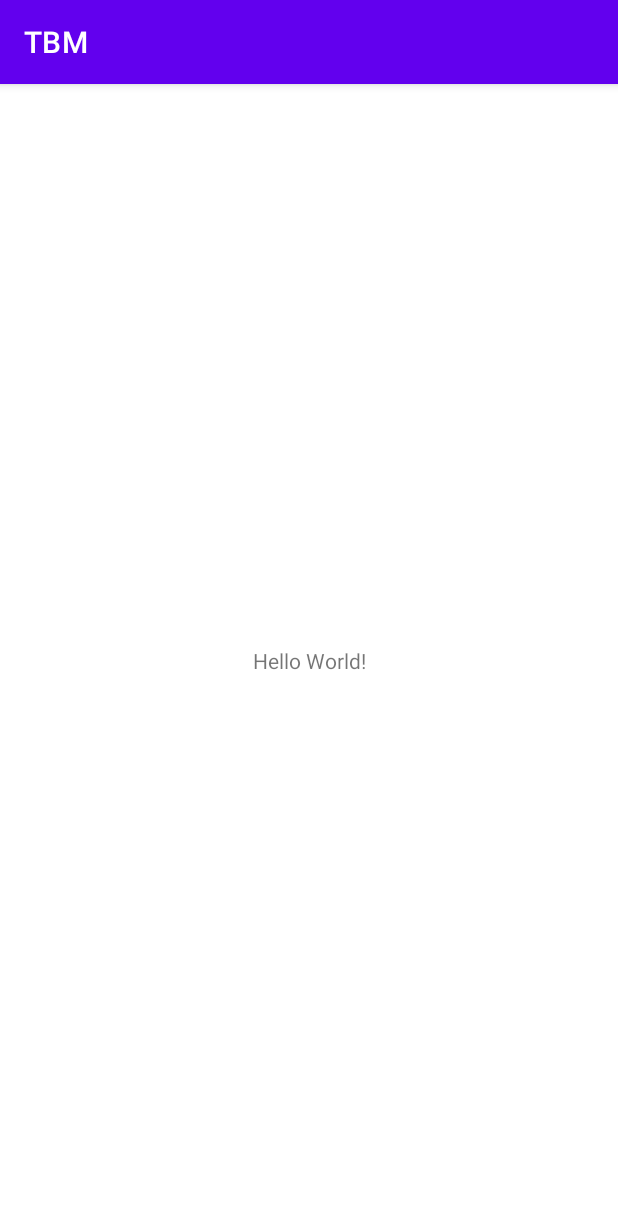
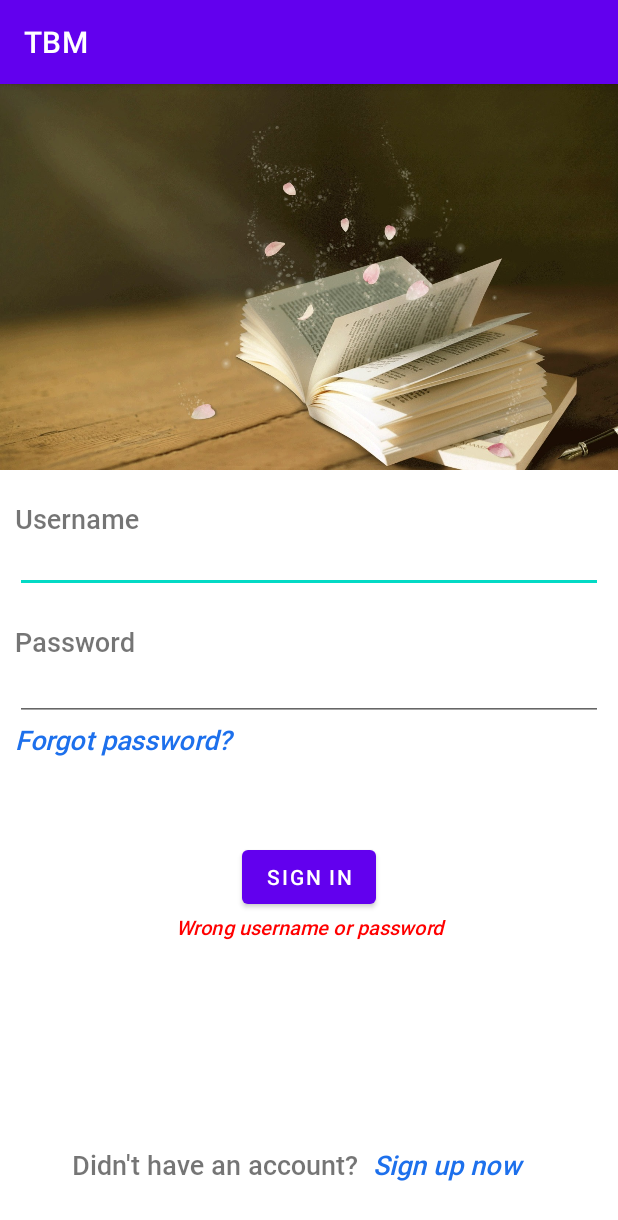
Before and after one commit to binhle3920/the-book-management, an Android app: the screen it shows after launch (MainActivity), on a phone screen of 412 x 824 dp. Shown: the top 1220 px of the screen. Run offline under Robolectric (Android 15) with nearby library versions, the phone set to English and light mode, and no system bars.

Commit message:
Add sign in UI

```diff
--- a/app/src/main/res/layout/activity_main.xml
+++ b/app/src/main/res/layout/activity_main.xml
@@ -6,13 +6,109 @@
     android:layout_height="match_parent"
     tools:context=".MainActivity">
 
-    <TextView
-        android:layout_width="wrap_content"
-        android:layout_height="wrap_content"
-        android:text="Hello World!"
-        app:layout_constraintBottom_toBottomOf="parent"
-        app:layout_constraintLeft_toLeftOf="parent"
-        app:layout_constraintRight_toRightOf="parent"
-        app:layout_constraintTop_toTopOf="parent" />
+    <LinearLayout
+        android:layout_width="match_parent"
+        android:layout_height="match_parent"
+        android:orientation="vertical">
 
+        <ImageView
+            android:layout_width="match_parent"
+            android:layout_height="wrap_content"
+            android:adjustViewBounds="true"
+            android:scaleType="centerCrop"
+            app:srcCompat="@drawable/book" />
+
+        <TextView
+            android:layout_width="wrap_content"
+            android:layout_height="20dp"
+            android:layout_marginLeft="10dp"
+            android:layout_marginTop="20dp"
+            android:fontFamily="@font/roboto_medium"
+            android:text="Username"
+            android:textSize="18sp" />
+
+        <EditText
+            android:id="@+id/inputUsername"
+            android:layout_width="match_parent"
+            android:layout_height="wrap_content"
+            android:fontFamily="@font/roboto_medium"
+            android:layout_marginLeft="10dp"
+            android:layout_marginRight="10dp"
+            android:includeFontPadding="false" />
+
+        <TextView
+            android:layout_width="wrap_content"
+            android:layout_height="20dp"
+            android:layout_marginLeft="10dp"
+            android:layout_marginTop="20dp"
+            android:fontFamily="@font/roboto_medium"
+            android:text="Password"
+            android:textSize="18sp" />
+
+        <EditText
+            android:layout_width="match_parent"
+            android:layout_height="wrap_content"
+            android:fontFamily="@font/roboto_medium"
+            android:layout_marginLeft="10dp"
+            android:layout_marginRight="10dp"
+            android:inputType="textPassword" />
+
+        <TextView
+            android:layout_width="match_parent"
+            android:layout_height="30dp"
+            android:layout_marginLeft="10dp"
+            android:layout_marginRight="10dp"
+            android:fontFamily="@font/roboto_medium"
+            android:text="Forgot password?"
+            android:textColor="#1D70EC"
+            android:textSize="18sp"
+            android:textStyle="italic" />
+
+        <Button
+            android:id="@+id/signInButton"
+            android:layout_width="wrap_content"
+            android:layout_height="wrap_content"
+            android:layout_gravity="center"
+            android:layout_marginTop="50dp"
+            android:text="Sign In" />
+
+        <TextView
+            android:layout_width="match_parent"
+            android:layout_height="20dp"
+            android:layout_gravity="center"
+            android:fontFamily="@font/roboto_medium"
+            android:text="Wrong username or password"
+            android:textStyle="italic"
+            android:textAlignment="center"
+            android:textColor="#FF0000"
+            android:textSize="13sp" />
+
+        <LinearLayout
+            android:layout_width="wrap_content"
+            android:layout_height="match_parent"
+            android:layout_gravity="center"
+            android:orientation="horizontal"
+            app:layout_constraintBottom_toBottomOf="parent"
+            android:layout_marginBottom="30dp">
+
+            <TextView
+                android:layout_width="wrap_content"
+                android:layout_height="30dp"
+                android:layout_gravity="bottom"
+                android:layout_marginRight="10dp"
+                android:fontFamily="@font/roboto_medium"
+                android:text="Didn't have an account?"
+                android:textSize="18sp" />
+
+            <TextView
+                android:layout_width="115dp"
+                android:layout_height="30dp"
+                android:layout_gravity="bottom"
+                android:fontFamily="@font/roboto_medium"
+                android:text="Sign up now"
+                android:textColor="#1D70EC"
+                android:textSize="18sp"
+                android:textStyle="italic" />
+        </LinearLayout>
+    </LinearLayout>
 </androidx.constraintlayout.widget.ConstraintLayout>
```
Also changed, not shown: app/src/main/res/drawable/book.jpg (added), app/src/main/res/font/roboto_medium.ttf (added).
